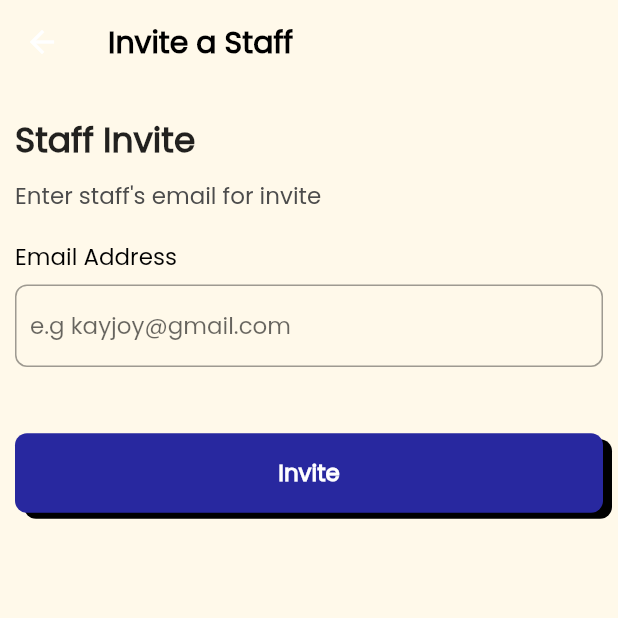
After one commit to hngx-org/Lightning-food-mobile, a Flutter app: the StaffInviteScreen screen opened directly, on a phone screen of 412 x 824 dp, the top half of it. The commit adds this screen. Run offline on Flutter 3.47's test engine with Material 2 defaults, Android fonts, the phone set to English and light mode, and no system bars; our stand-ins replace flutter_screenutil, iconsax.

Commit message:
added the staff_invite_screen

```diff
--- /dev/null
+++ b/lib/views/profile_screen/staff_invite_screen/staff_invite_screen.dart
@@ -0,0 +1,90 @@
+import 'package:flutter/material.dart';
+import 'package:flutter_screenutil/flutter_screenutil.dart';
+import 'package:lightning_food_mobile/constants/app_colors.dart';
+import 'package:lightning_food_mobile/constants/app_widgets.dart';
+import 'package:lightning_food_mobile/views/profile_screen/widgets/custom_profile_app_bar.dart';
+import 'package:lightning_food_mobile/views/profile_screen/widgets/edit_profile_text_field.dart';
+
+class StaffInviteScreen extends StatelessWidget {
+  const StaffInviteScreen({super.key});
+
+  @override
+  Widget build(BuildContext context) {
+    final mailController = TextEditingController();
+    return Scaffold(
+      backgroundColor: AppColor.bgColor,
+      appBar: const CustomProfileAppBar(title: 'Invite a Staff').build(context),
+      body: SingleChildScrollView(
+        padding: const EdgeInsets.symmetric(horizontal: 10).copyWith(top: 20),
+        child: Column(
+          crossAxisAlignment: CrossAxisAlignment.start,
+          children: [
+            Text(
+              'Staff Invite',
+              style: TextStyle(
+                fontSize: 24.sp,
+                fontWeight: FontWeight.bold,
+              ),
+            ),
+            SizedBox(height: 10.h),
+            Text(
+              'Enter staff\'s email for invite',
+              style: TextStyle(
+                fontSize: 16.sp,
+                color: AppColor.black33,
+              ),
+            ),
+            SizedBox(height: 20.h),
+            EditProfileTextField(
+              controller: mailController,
+              fieldLabel: 'Email Address',
+              hint: 'e.g kayjoy@gmail.com',
+              validator: (value) {
+                if (value != null && value.isNotEmpty) {
+                  return null;
+                } else {
+                  return 'mail field cannot be empty';
+                }
+              },
+            ),
+            SizedBox(height: 50.h),
+            AppButton(
+              height: 60.h,
+              width: MediaQuery.of(context).size.width,
+              buttonText: 'Invite',
+              buttonTextColor: AppColor.pureWhite,
+              onTap: () {
+                showDialog(
+                  context: context,
+                  builder: (context) => Container(
+                    padding: const EdgeInsets.all(10),
+                    child: DialogueBox(
+                      dialogIcon: Icon(Icons.abc),
+                      dialogText: Text(
+                        'Invite Email has been successfully sent',
+                        style: TextStyle(
+                          fontSize: 16.sp,
+                          fontWeight: FontWeight.w600,
+                        ),
+                      ),
+                      dialogButton: AppButton(
+                          height: 60,
+                          width: MediaQuery.of(context).size.width,
+                          buttonText: 'Continue',
+                          buttonTextColor: AppColor.pureWhite,
+                          onTap: () {},
+                          buttonColor: AppColor.primaryColor,
+                          fontSize: 16.sp),
+                    ),
+                  ),
+                );
+              },
+              buttonColor: AppColor.primaryColor,
+              fontSize: 16.sp,
+            ),
+          ],
+        ),
+      ),
+    );
+  }
+}
```
Also changed, not shown: lib/views/profile_screen/widgets/profile_segment_2.dart (+6 -6 lines).
